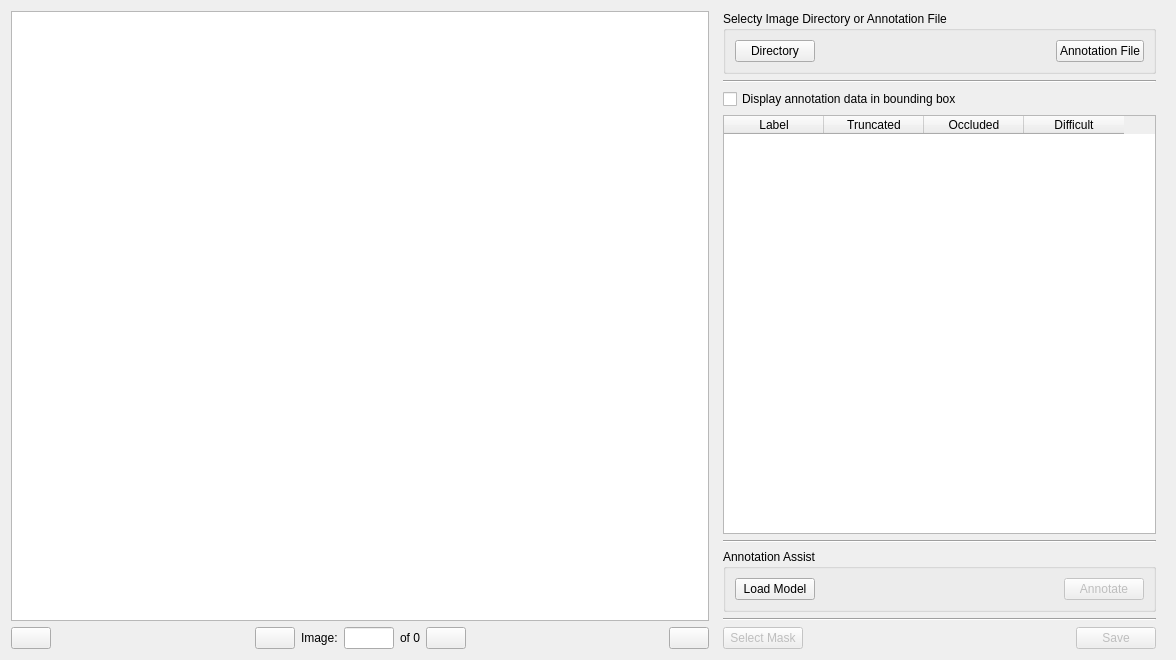
persts/BBoxEE, file andenet/annotation_widget.ui: the form before one commit.
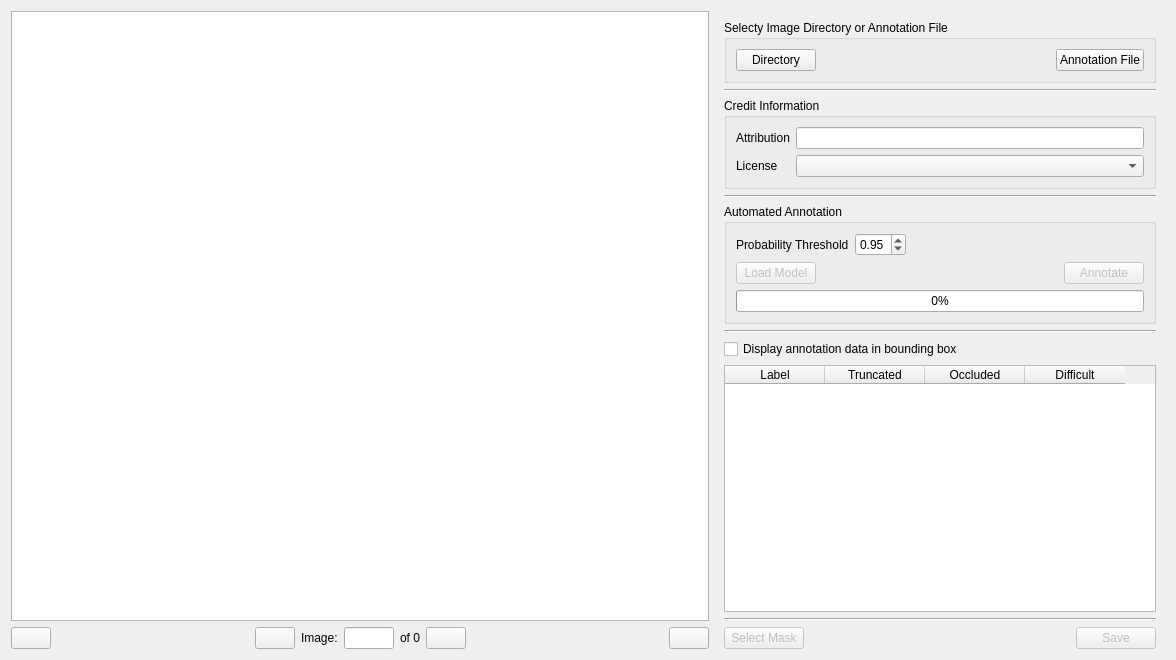
The form after the commit. Icons and pictures are not drawn. Custom widgets are drawn as their Qt base class.

Commit message: Reworked machine assisted annotation and updated schema.

Patch:
```diff
--- a/andenet/annotation_widget.ui
+++ b/andenet/annotation_widget.ui
@@ -176,12 +176,6 @@
       <enum>QFrame::Plain</enum>
      </property>
      <layout class="QVBoxLayout" name="verticalLayout">
-      <property name="leftMargin">
-       <number>8</number>
-      </property>
-      <property name="topMargin">
-       <number>0</number>
-      </property>
       <property name="bottomMargin">
        <number>0</number>
       </property>
@@ -241,38 +235,52 @@
        </widget>
       </item>
       <item>
-       <widget class="QCheckBox" name="checkBoxDisplayAnnotationData">
+       <widget class="QGroupBox" name="groupBox_3">
+        <property name="title">
+         <string>Credit Information</string>
+        </property>
+        <layout class="QGridLayout" name="gridLayout_2">
+         <item row="0" column="0">
+          <widget class="QLabel" name="label">
         <property name="text">
-         <string>Display annotation data in bounding box</string>
+            <string>Attribution</string>
         </property>
        </widget>
       </item>
-      <item>
-       <widget class="QTableWidget" name="tableWidgetLabels">
-        <column>
+         <item row="0" column="1">
+          <widget class="QLineEdit" name="lineEditAttribution"/>
+         </item>
+         <item row="1" column="0">
+          <widget class="QLabel" name="label_2">
          <property name="text">
-          <string>Label</string>
-         </property>
-        </column>
-        <column>
+            <string>License</string>
+           </property>
+          </widget>
+         </item>
+         <item row="1" column="1">
+          <widget class="QComboBox" name="comboBoxLicense">
+           <item>
          <property name="text">
-          <string>Truncated</string>
-         </property>
-        </column>
-        <column>
+             <string/>
+            </property>
+           </item>
+           <item>
          <property name="text">
-          <string>Occluded</string>
-         </property>
-        </column>
-        <column>
+             <string>CC BY 4.0</string>
+            </property>
+           </item>
+           <item>
          <property name="text">
-          <string>Difficult</string>
-         </property>
-        </column>
-       </widget>
-      </item>
+             <string>CC BY-NC 4.0</string>
+            </property>
+           </item>
+          </widget>
+         </item>
+        </layout>
+       </widget>
+      </item>
       <item>
-       <widget class="Line" name="line">
+       <widget class="Line" name="line_4">
         <property name="orientation">
          <enum>Qt::Horizontal</enum>
         </property>
@@ -281,11 +289,56 @@
       <item>
        <widget class="QGroupBox" name="groupBox_2">
         <property name="title">
-         <string>Annotation Assist</string>
+         <string>Automated Annotation</string>
         </property>
+        <layout class="QVBoxLayout" name="verticalLayout_2">
+         <item>
+          <layout class="QHBoxLayout" name="horizontalLayout_4">
+           <item>
+            <widget class="QLabel" name="label_3">
+             <property name="text">
+              <string>Probability Threshold</string>
+             </property>
+            </widget>
+           </item>
+           <item>
+            <widget class="QDoubleSpinBox" name="doubleSpinBoxThreshold">
+             <property name="minimum">
+              <double>0.500000000000000</double>
+             </property>
+             <property name="maximum">
+              <double>1.000000000000000</double>
+             </property>
+             <property name="singleStep">
+              <double>0.050000000000000</double>
+             </property>
+             <property name="value">
+              <double>0.950000000000000</double>
+             </property>
+            </widget>
+           </item>
+           <item>
+            <spacer name="horizontalSpacer_6">
+             <property name="orientation">
+              <enum>Qt::Horizontal</enum>
+             </property>
+             <property name="sizeHint" stdset="0">
+              <size>
+               <width>40</width>
+               <height>20</height>
+              </size>
+             </property>
+            </spacer>
+           </item>
+          </layout>
+         </item>
+         <item>
         <layout class="QHBoxLayout" name="horizontalLayout_3">
          <item>
           <widget class="QPushButton" name="pushButtonLoadModel">
+             <property name="enabled">
+              <bool>false</bool>
+             </property>
            <property name="text">
             <string>Load Model</string>
            </property>
@@ -315,6 +368,53 @@
           </widget>
          </item>
         </layout>
+         </item>
+         <item>
+          <widget class="QProgressBar" name="progressBar">
+           <property name="value">
+            <number>0</number>
+           </property>
+          </widget>
+         </item>
+        </layout>
+       </widget>
+      </item>
+      <item>
+       <widget class="Line" name="line">
+        <property name="orientation">
+         <enum>Qt::Horizontal</enum>
+        </property>
+       </widget>
+      </item>
+      <item>
+       <widget class="QCheckBox" name="checkBoxDisplayAnnotationData">
+        <property name="text">
+         <string>Display annotation data in bounding box</string>
+        </property>
+       </widget>
+      </item>
+      <item>
+       <widget class="QTableWidget" name="tableWidgetLabels">
+        <column>
+         <property name="text">
+          <string>Label</string>
+         </property>
+        </column>
+        <column>
+         <property name="text">
+          <string>Truncated</string>
+         </property>
+        </column>
+        <column>
+         <property name="text">
+          <string>Occluded</string>
+         </property>
+        </column>
+        <column>
+         <property name="text">
+          <string>Difficult</string>
+         </property>
+        </column>
        </widget>
       </item>
       <item>
```
Lines whose indentation alone changed are shown as unchanged. The commit also changes 5 other files.
